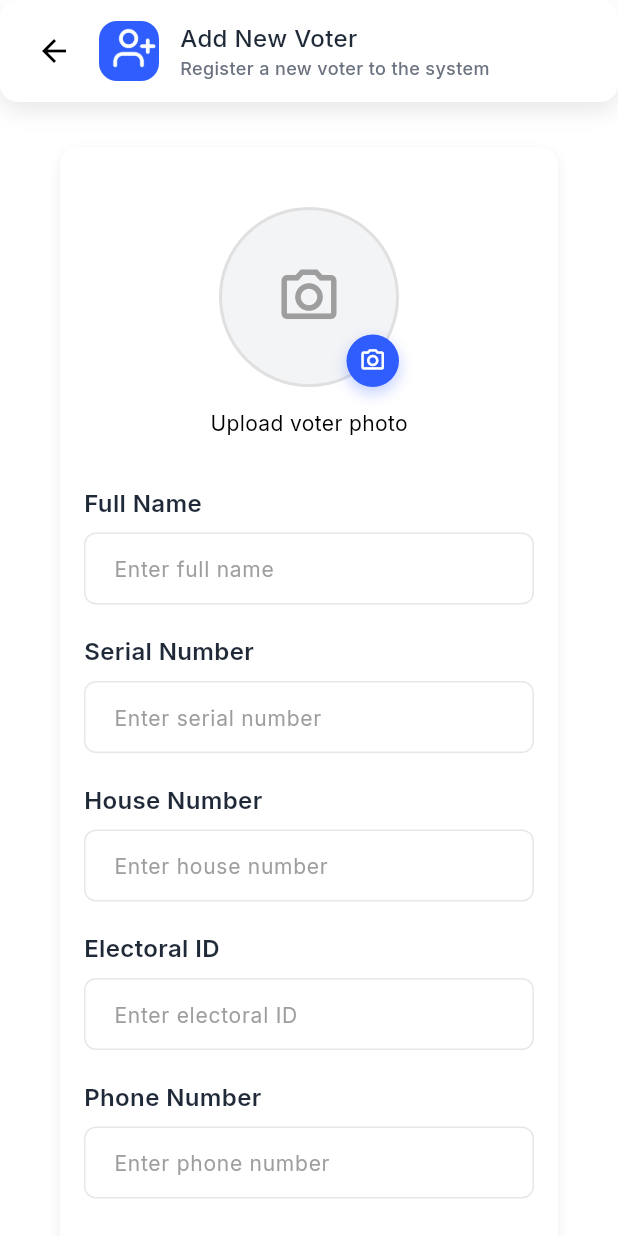
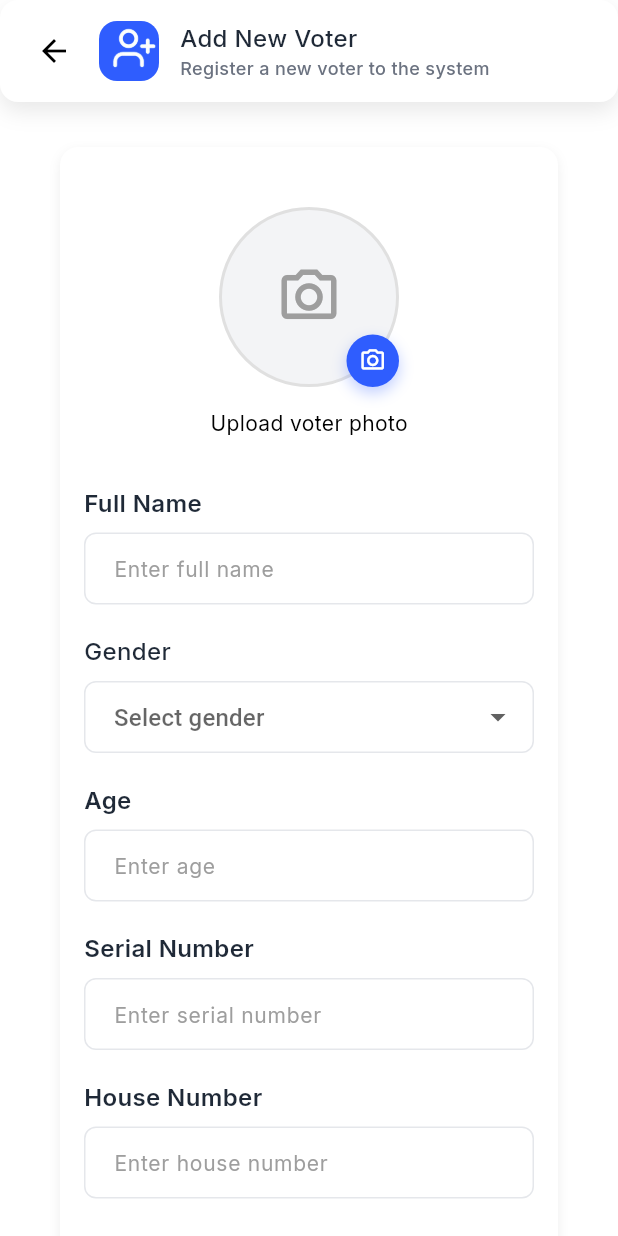
Before and after one commit to Albin2420/Election-Managment, a Flutter app: the AddNewVoterScreen screen opened directly, on a phone screen of 412 x 824 dp. Run offline on Flutter 3.47's test engine with Material 3 defaults, Android fonts, the phone set to English and light mode, and no system bars; our stand-ins replace dartz, dio, flutter_easyloading, flutter_secure_storage, fluttertoast, get and 2 more; accounts and stored records are empty; network calls fail.

Commit message:
implemented gender and age setion of add voter  at 29/11/25 at 11.32 am

```diff
--- a/lib/src/app.dart
+++ b/lib/src/app.dart
@@ -1,3 +1,4 @@
+import 'package:election_management/src/presentation/screens/Homescreen/home_screen.dart';
 import 'package:election_management/src/presentation/screens/SplashScreen/splash_screen.dart';
 import 'package:flutter/material.dart';
 import 'package:flutter_easyloading/flutter_easyloading.dart';
@@ -12,7 +13,7 @@ class ElectionManagment extends StatelessWidget {
       title: 'Election Management',
       debugShowCheckedModeBanner: false,
       builder: EasyLoading.init(),
-      home: SplashScreen(),
+      home: HomeScreen(),
     );
   }
 }
--- a/lib/src/presentation/controller/AddVoter/add_voter_controller.dart
+++ b/lib/src/presentation/controller/AddVoter/add_voter_controller.dart
@@ -18,6 +18,9 @@ class AddVoterController extends GetxController {
   final electoralIdController = TextEditingController();
   final phoneNumberController = TextEditingController();
   final addressController = TextEditingController();
+  final genderController = TextEditingController();
+  final ageController = TextEditingController();
+
 
   final selectedImage = Rx<File?>(null);
   final imagePicker = ImagePicker();
@@ -95,6 +98,8 @@ class AddVoterController extends GetxController {
     electoralIdController.clear();
     phoneNumberController.clear();
     addressController.clear();
+    genderController.clear();
+    ageController.clear();
     selectedImage.value = null;
   }
 
@@ -110,6 +115,8 @@ class AddVoterController extends GetxController {
     electoralIdController.dispose();
     phoneNumberController.dispose();
     addressController.dispose();
+    genderController.dispose();
+    ageController.dispose();
     super.onClose();
   }
 }
--- a/lib/src/presentation/screens/Addnewvoter/add_new_voter.dart
+++ b/lib/src/presentation/screens/Addnewvoter/add_new_voter.dart
@@ -62,6 +62,66 @@ class AddNewVoterScreen extends StatelessWidget {
                           hint: 'Enter full name',
                           controller: controller.fullNameController,
                         ),
+                        const SizedBox(height: 20),
+                        Column(
+                          crossAxisAlignment: CrossAxisAlignment.start,
+                          children: [
+                            Text(
+                              'Gender',
+                              style: GoogleFonts.inter(
+                                fontSize: 16,
+                                fontWeight: FontWeight.w500,
+                                color: const Color(0xFF1F2937),
+                              ),
+                            ),
+                            const SizedBox(height: 8),
+                            DropdownButtonFormField<String>(
+                              value: controller.genderController.text.isEmpty
+                                  ? null
+                                  : controller.genderController.text,
+                              items: ['Male', 'Female', 'Other']
+                                  .map((gender) => DropdownMenuItem(
+                                value: gender,
+                                child: Text(gender),
+                              ))
+                                  .toList(),
+                              onChanged: (value) {
+                                controller.genderController.text = value!;
+                              },
+                              decoration: InputDecoration(
+                                hintText: 'Select gender',
+                                hintStyle: TextStyle(color: Colors.grey.shade50),
+                                // Grey border before tapping/focus
+                                border: OutlineInputBorder(
+                                  borderRadius: BorderRadius.circular(8),
+                                  borderSide: const BorderSide(color: Color(0xFFE5E7EB)),
+                                ),
+                                enabledBorder: OutlineInputBorder(
+                                  borderRadius: BorderRadius.circular(8),
+                                  borderSide: const BorderSide(color: Color(0xFFE5E7EB)), // Grey when idle
+                                ),
+                                focusedBorder: OutlineInputBorder(
+                                  borderRadius: BorderRadius.circular(8),
+                                  borderSide: const BorderSide(color: Color(0xFF2F5DFE)), // Blue when focused
+                                ),
+                                contentPadding: const EdgeInsets.symmetric(
+                                  horizontal: 16,
+                                  vertical: 12,
+                                ),
+                              ),
+                              validator: (value) =>
+                              (value == null || value.isEmpty) ? 'Please select gender' : null,
+                            ),
+                          ],
+                        ),
+
+                        const SizedBox(height: 20),
+                        TextInputField(
+                          label: 'Age',
+                          hint: 'Enter age',
+                          keyboard: TextInputType.number,
+                          controller: controller.ageController,
+                        ),
 
                         const SizedBox(height: 20),
                         TextInputField(
--- a/lib/src/presentation/screens/Homescreen/home_screen.dart
+++ b/lib/src/presentation/screens/Homescreen/home_screen.dart
@@ -1,5 +1,4 @@
 import 'dart:developer';
-
 import 'package:election_management/src/presentation/controller/home/home_controller.dart';
 import 'package:election_management/src/presentation/screens/Addnewvoter/add_new_voter.dart';
 import 'package:flutter/material.dart';
```
